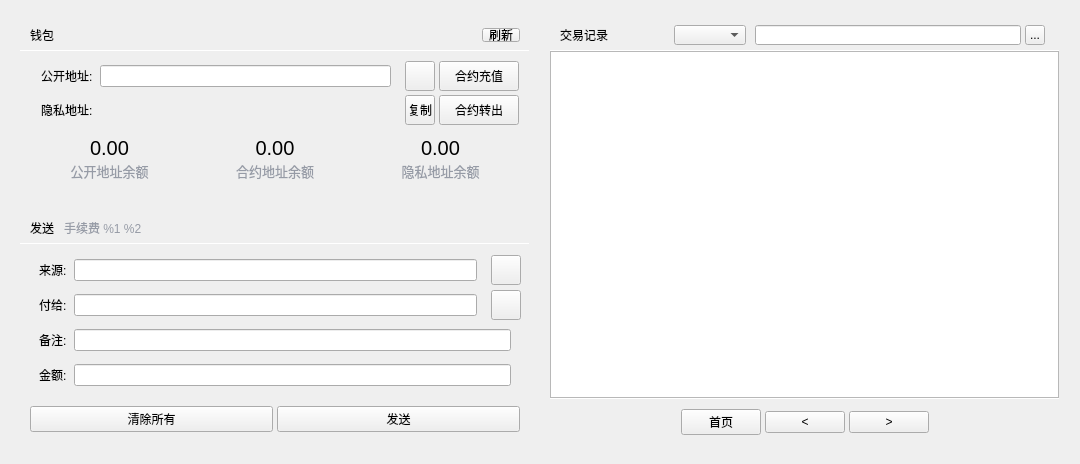
YingQm/dplatform-qt, file src/forms/privacyui.ui: the form before one commit.
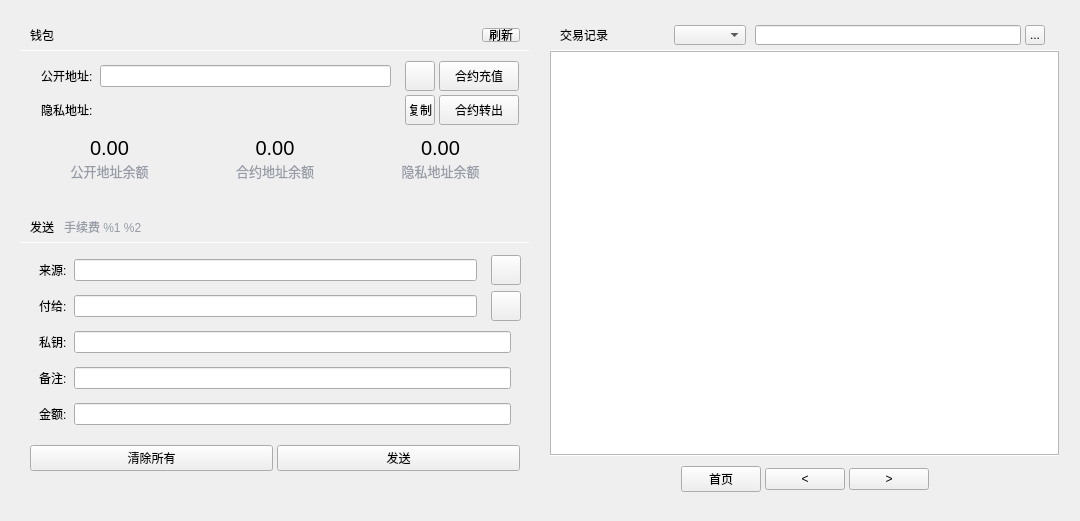
The form after the commit. Icons and pictures are not drawn. Custom widgets are drawn as their Qt base class.

The edit to the form file:
```diff
--- a/src/forms/privacyui.ui
+++ b/src/forms/privacyui.ui
@@ -7,7 +7,7 @@
     <x>0</x>
     <y>0</y>
     <width>1080</width>
-    <height>464</height>
+    <height>521</height>
    </rect>
   </property>
   <property name="windowTitle">
@@ -51,7 +51,7 @@
        <widget class="QWidget" name="sendWidget" native="true">
         <layout class="QVBoxLayout" name="verticalLayout">
          <property name="spacing">
-          <number>0</number>
+          <number>20</number>
          </property>
          <property name="leftMargin">
           <number>0</number>
@@ -642,31 +642,18 @@
            </layout>
           </widget>
          </item>
-         <item>
-          <spacer name="verticalSpacer_2">
-           <property name="orientation">
-            <enum>Qt::Vertical</enum>
-           </property>
-           <property name="sizeHint" stdset="0">
-            <size>
-             <width>20</width>
-             <height>40</height>
-            </size>
-           </property>
-          </spacer>
-         </item>
          <item>
           <widget class="QWidget" name="privacySendWidget" native="true">
            <property name="minimumSize">
             <size>
              <width>0</width>
-             <height>231</height>
+             <height>0</height>
             </size>
            </property>
            <property name="maximumSize">
             <size>
              <width>16777215</width>
-             <height>231</height>
+             <height>16777215</height>
             </size>
            </property>
            <property name="styleSheet">
@@ -796,13 +783,13 @@
               <property name="minimumSize">
                <size>
                 <width>0</width>
-                <height>160</height>
+                <height>190</height>
                </size>
               </property>
               <property name="maximumSize">
                <size>
                 <width>16777215</width>
-                <height>160</height>
+                <height>190</height>
                </size>
               </property>
               <layout class="QVBoxLayout" name="verticalLayout_3">
@@ -813,7 +800,7 @@
                 <number>10</number>
                </property>
                <property name="bottomMargin">
-                <number>10</number>
+                <number>0</number>
                </property>
                <item>
                 <layout class="QHBoxLayout" name="fromLayout">
@@ -923,7 +910,7 @@
                     <item>
                      <widget class="QValidatedLineEdit" name="payTo">
                       <property name="toolTip">
-                       <string>The address to send the payment to  (e.g. B8gZqgY4r2RoEdqYk3QsAqFckyf9pRHN6i)</string>
+                       <string/>
                       </property>
                       <property name="maxLength">
                        <number>32767</number>
@@ -960,6 +947,63 @@
                  </item>
                 </layout>
                </item>
+               <item>
+                <layout class="QHBoxLayout" name="privkey">
+                 <property name="spacing">
+                  <number>0</number>
+                 </property>
+                 <item>
+                  <widget class="QWidget" name="sendwidget1_4" native="true">
+                   <property name="minimumSize">
+                    <size>
+                     <width>0</width>
+                     <height>30</height>
+                    </size>
+                   </property>
+                   <property name="maximumSize">
+                    <size>
+                     <width>16777215</width>
+                     <height>30</height>
+                    </size>
+                   </property>
+                   <layout class="QHBoxLayout" name="horizontalLayout_9">
+                    <property name="spacing">
+                     <number>4</number>
+                    </property>
+                    <property name="leftMargin">
+                     <number>10</number>
+                    </property>
+                    <property name="topMargin">
+                     <number>0</number>
+                    </property>
+                    <property name="rightMargin">
+                     <number>10</number>
+                    </property>
+                    <property name="bottomMargin">
+                     <number>0</number>
+                    </property>
+                    <item>
+                     <widget class="QLabel" name="label_4">
+                      <property name="text">
+                       <string>私钥: </string>
+                      </property>
+                     </widget>
+                    </item>
+                    <item>
+                     <widget class="QValidatedLineEdit" name="privkeyEdit">
+                      <property name="enabled">
+                       <bool>true</bool>
+                      </property>
+                      <property name="toolTip">
+                       <string/>
+                      </property>
+                     </widget>
+                    </item>
+                   </layout>
+                  </widget>
+                 </item>
+                </layout>
+               </item>
                <item>
                 <layout class="QHBoxLayout" name="Label">
                  <property name="spacing">
@@ -1008,7 +1052,7 @@
                        <bool>true</bool>
                       </property>
                       <property name="toolTip">
-                       <string>Enter a label for this address to add it to your address book</string>
+                       <string/>
                       </property>
                      </widget>
                     </item>
@@ -1123,6 +1167,19 @@
            </layout>
           </widget>
          </item>
+         <item>
+          <spacer name="verticalSpacer">
+           <property name="orientation">
+            <enum>Qt::Vertical</enum>
+           </property>
+           <property name="sizeHint" stdset="0">
+            <size>
+             <width>20</width>
+             <height>40</height>
+            </size>
+           </property>
+          </spacer>
+         </item>
         </layout>
        </widget>
       </item>
```
